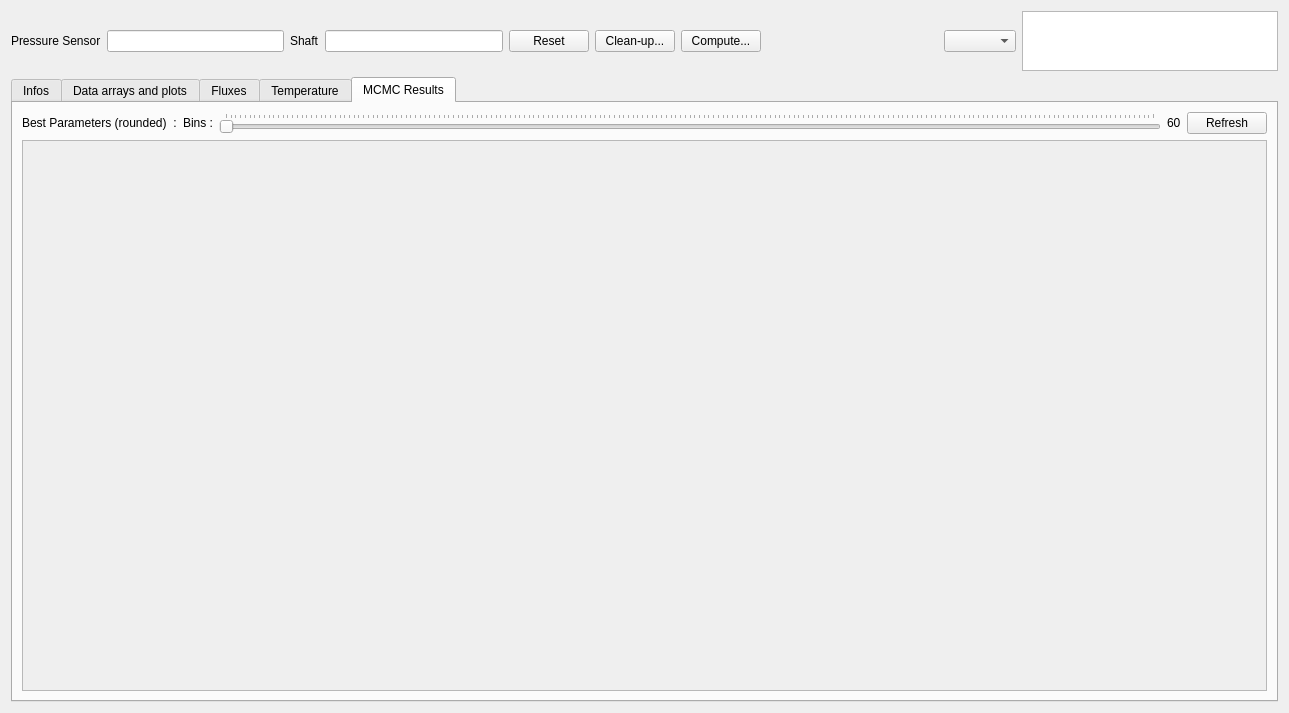
Qt form Molonari_2021/ihm/molonaviz/widgetpoint.ui (GVigne/Molonari-2022) before a commit.
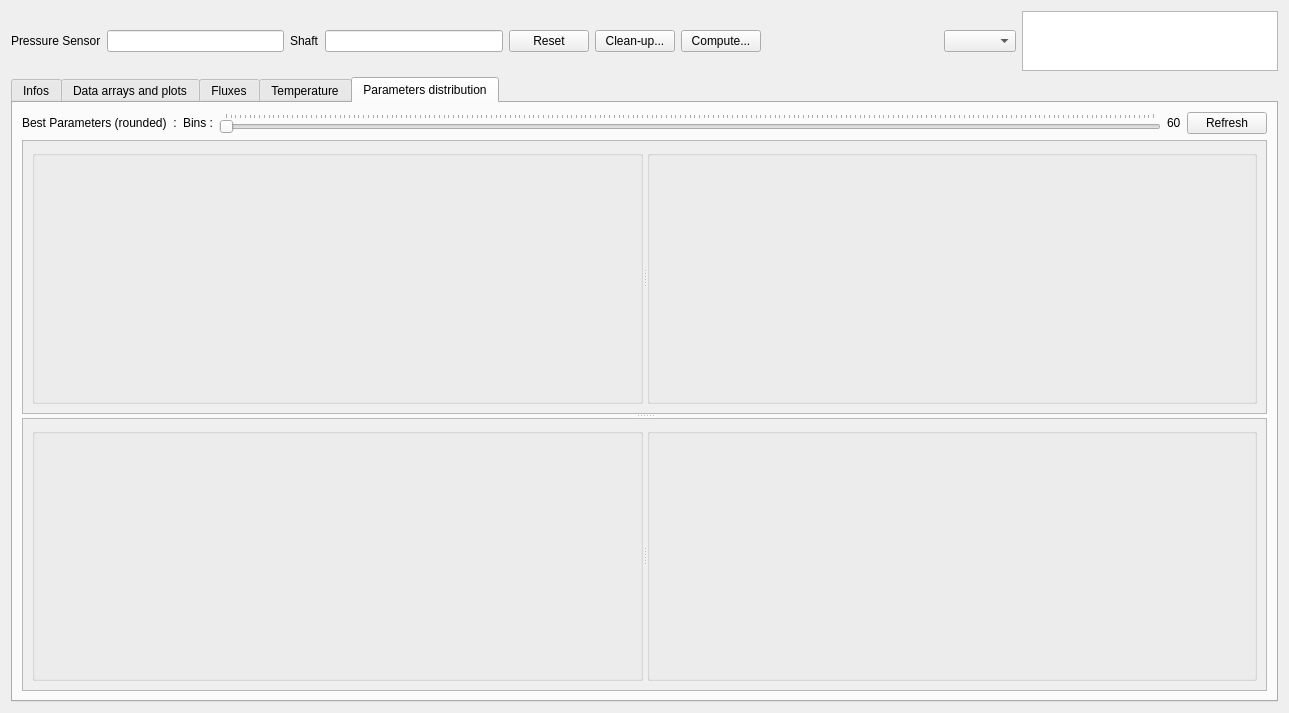
The same form after that commit. The open tabs and pages were chosen to show the change.

```diff
--- a/Molonari_2021/ihm/molonaviz/widgetpoint.ui
+++ b/Molonari_2021/ihm/molonaviz/widgetpoint.ui
@@ -555,9 +555,9 @@
      </widget>
      <widget class="QWidget" name="tabMCMC">
       <attribute name="title">
-       <string>MCMC Results</string>
+       <string>Parameters distribution</string>
       </attribute>
-      <layout class="QVBoxLayout" name="verticalLayout_13" stretch="0,1">
+      <layout class="QVBoxLayout" name="verticalLayout_13" stretch="0,0">
        <item>
         <layout class="QHBoxLayout" name="horizontalLayout_6">
          <item>
@@ -619,26 +619,89 @@
         </layout>
        </item>
        <item>
-        <widget class="QScrollArea" name="scrollArea_5">
-         <property name="widgetResizable">
-          <bool>true</bool>
+        <widget class="QSplitter" name="splitter_8">
+         <property name="orientation">
+          <enum>Qt::Vertical</enum>
          </property>
-         <widget class="QWidget" name="scrollAreaWidgetContents_6">
-          <property name="geometry">
-           <rect>
-            <x>0</x>
-            <y>0</y>
-            <width>1245</width>
-            <height>546</height>
-           </rect>
+         <widget class="QScrollArea" name="scrollArea_12">
+          <property name="widgetResizable">
+           <bool>true</bool>
           </property>
-          <property name="sizePolicy">
-           <sizepolicy hsizetype="Preferred" vsizetype="MinimumExpanding">
-            <horstretch>0</horstretch>
-            <verstretch>0</verstretch>
-           </sizepolicy>
+          <widget class="QWidget" name="scrollAreaWidgetContents_17">
+           <property name="geometry">
+            <rect>
+             <x>0</x>
+             <y>0</y>
+             <width>1245</width>
+             <height>270</height>
+            </rect>
+           </property>
+           <layout class="QHBoxLayout" name="horizontalLayout_8">
+            <item>
+             <widget class="QSplitter" name="splitter_9">
+              <property name="orientation">
+               <enum>Qt::Horizontal</enum>
+              </property>
+              <widget class="QGroupBox" name="groupBoxLog10K">
+               <property name="title">
+                <string/>
+               </property>
+              </widget>
+              <widget class="QGroupBox" name="groupBoxPermeability">
+               <property name="contextMenuPolicy">
+                <enum>Qt::DefaultContextMenu</enum>
+               </property>
+               <property name="title">
+                <string/>
+               </property>
+               <property name="flat">
+                <bool>false</bool>
+               </property>
+              </widget>
+             </widget>
+            </item>
+           </layout>
+          </widget>
+         </widget>
+         <widget class="QScrollArea" name="scrollArea_15">
+          <property name="widgetResizable">
+           <bool>true</bool>
           </property>
-          <layout class="QVBoxLayout" name="vboxhistos"/>
+          <widget class="QWidget" name="scrollAreaWidgetContents_19">
+           <property name="geometry">
+            <rect>
+             <x>0</x>
+             <y>0</y>
+             <width>1245</width>
+             <height>269</height>
+            </rect>
+           </property>
+           <layout class="QHBoxLayout" name="horizontalLayout_9">
+            <item>
+             <widget class="QSplitter" name="splitter_10">
+              <property name="orientation">
+               <enum>Qt::Horizontal</enum>
+              </property>
+              <widget class="QGroupBox" name="groupBoxPorosity">
+               <property name="title">
+                <string/>
+               </property>
+              </widget>
+              <widget class="QGroupBox" name="groupBoxCapacity">
+               <property name="contextMenuPolicy">
+                <enum>Qt::DefaultContextMenu</enum>
+               </property>
+               <property name="title">
+                <string/>
+               </property>
+               <property name="flat">
+                <bool>false</bool>
+               </property>
+              </widget>
+             </widget>
+            </item>
+           </layout>
+          </widget>
          </widget>
         </widget>
        </item>
```
Left out of the diff: 4 changed lines with no effect on the pictures.
